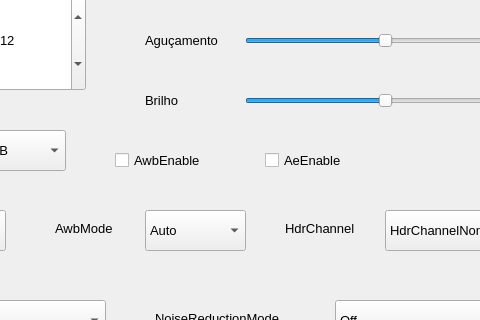
Above: qt_desiner/advanced_settings.ui from MirandaBiel/lion before the change; both pictures show x 195 to 675 and y 120 to 440 of the 1280 by 652 pixel window. Below: the same form after it.
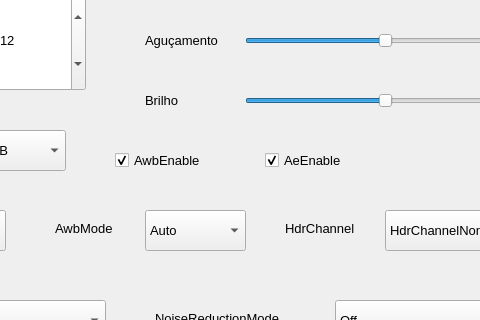
That is the form after the change. Icons and pictures are not drawn.

Commit message: Setup controls

What changed in the file:
```diff
--- a/qt_desiner/advanced_settings.ui
+++ b/qt_desiner/advanced_settings.ui
@@ -354,6 +354,9 @@
    <property name="text">
     <string>AeEnable</string>
    </property>
+   <property name="checked">
+    <bool>true</bool>
+   </property>
   </widget>
   <widget class="QLabel" name="label_AE_contraint_mode">
    <property name="geometry">
@@ -558,6 +561,9 @@
    <property name="text">
     <string>AwbEnable</string>
    </property>
+   <property name="checked">
+    <bool>true</bool>
+   </property>
   </widget>
   <widget class="QLabel" name="label_AWB_mode">
    <property name="geometry">
```
The commit also changes 1 other file.
